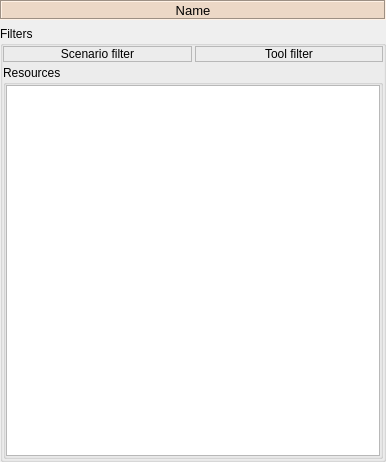
This is spinetoolbox/ui/link_properties.ui in spine-tools/Spine-Toolbox as Qt 5 draws it before an edit. The edited form follows.
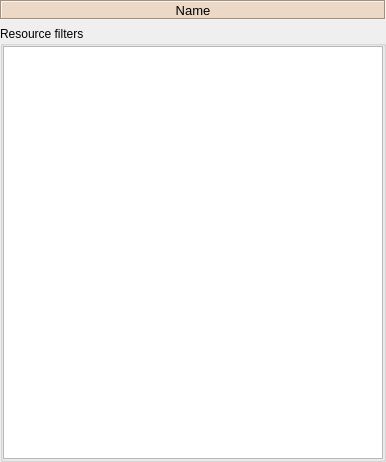
This is the edited form. Custom widgets are drawn as their Qt base class.

Commit message: Add "select all" checkbox to link filters and simplify UI

The edit to the form file:
```diff
--- a/spinetoolbox/ui/link_properties.ui
+++ b/spinetoolbox/ui/link_properties.ui
@@ -38,6 +38,43 @@
    <property name="bottomMargin">
     <number>0</number>
    </property>
+   <item row="1" column="0">
+    <widget class="QGroupBox" name="groupBox_2">
+     <property name="title">
+      <string>Resource filters</string>
+     </property>
+     <layout class="QVBoxLayout" name="verticalLayout_5">
+      <property name="spacing">
+       <number>0</number>
+      </property>
+      <property name="leftMargin">
+       <number>0</number>
+      </property>
+      <property name="topMargin">
+       <number>0</number>
+      </property>
+      <property name="rightMargin">
+       <number>0</number>
+      </property>
+      <property name="bottomMargin">
+       <number>0</number>
+      </property>
+      <item>
+       <widget class="QTreeView" name="treeView_resources">
+        <property name="acceptDrops">
+         <bool>true</bool>
+        </property>
+        <property name="dragDropMode">
+         <enum>QAbstractItemView::DragDrop</enum>
+        </property>
+        <attribute name="headerVisible">
+         <bool>false</bool>
+        </attribute>
+       </widget>
+      </item>
+     </layout>
+    </widget>
+   </item>
    <item row="0" column="0">
     <widget class="QLabel" name="label_link_name">
      <property name="sizePolicy">
@@ -85,119 +122,8 @@
      </property>
     </widget>
    </item>
-   <item row="1" column="0">
-    <widget class="QGroupBox" name="groupBox">
-     <property name="title">
-      <string>Filters</string>
-     </property>
-     <layout class="QGridLayout" name="gridLayout_2">
-      <property name="leftMargin">
-       <number>0</number>
-      </property>
-      <property name="topMargin">
-       <number>0</number>
-      </property>
-      <property name="rightMargin">
-       <number>0</number>
-      </property>
-      <property name="bottomMargin">
-       <number>0</number>
-      </property>
-      <property name="spacing">
-       <number>3</number>
-      </property>
-      <item row="0" column="0">
-       <widget class="LinkFilterLabel" name="label_scenario_filter">
-        <property name="mouseTracking">
-         <bool>true</bool>
-        </property>
-        <property name="toolTip">
-         <string>&lt;html&gt;&lt;head/&gt;&lt;body&gt;&lt;p&gt;Drag and drop this label onto a resource below to create a resource scenario filter.&lt;/p&gt;&lt;/body&gt;&lt;/html&gt;</string>
-        </property>
-        <property name="frameShape">
-         <enum>QFrame::StyledPanel</enum>
-        </property>
-        <property name="text">
-         <string>Scenario filter</string>
-        </property>
-        <property name="alignment">
-         <set>Qt::AlignCenter</set>
-        </property>
-       </widget>
-      </item>
-      <item row="1" column="0" colspan="2">
-       <widget class="QGroupBox" name="groupBox_2">
-        <property name="title">
-         <string>Resources</string>
-        </property>
-        <layout class="QVBoxLayout" name="verticalLayout_5">
-         <property name="spacing">
-          <number>0</number>
-         </property>
-         <property name="leftMargin">
-          <number>0</number>
-         </property>
-         <property name="topMargin">
-          <number>0</number>
-         </property>
-         <property name="rightMargin">
-          <number>0</number>
-         </property>
-         <property name="bottomMargin">
-          <number>0</number>
-         </property>
-         <item>
-          <widget class="DragTreeView" name="treeView_resources">
-           <property name="acceptDrops">
-            <bool>true</bool>
-           </property>
-           <property name="dragDropMode">
-            <enum>QAbstractItemView::DragDrop</enum>
-           </property>
-           <attribute name="headerVisible">
-            <bool>false</bool>
-           </attribute>
-          </widget>
-         </item>
-        </layout>
-       </widget>
-      </item>
-      <item row="0" column="1">
-       <widget class="LinkFilterLabel" name="label_tool_filter">
-        <property name="mouseTracking">
-         <bool>true</bool>
-        </property>
-        <property name="toolTip">
-         <string>&lt;html&gt;&lt;head/&gt;&lt;body&gt;&lt;p&gt;Drag and drop this label onto a resource below to create a resource tool filter.&lt;/p&gt;&lt;/body&gt;&lt;/html&gt;</string>
-        </property>
-        <property name="frameShape">
-         <enum>QFrame::StyledPanel</enum>
-        </property>
-        <property name="text">
-         <string>Tool filter</string>
-        </property>
-        <property name="alignment">
-         <set>Qt::AlignCenter</set>
-        </property>
-       </widget>
-      </item>
-     </layout>
-    </widget>
-   </item>
   </layout>
  </widget>
- <customwidgets>
-  <customwidget>
-   <class>LinkFilterLabel</class>
-   <extends>QLabel</extends>
-   <header>spinetoolbox/widgets/custom_qwidgets.h</header>
-  </customwidget>
-  <customwidget>
-   <class>DragTreeView</class>
-   <extends>QTreeView</extends>
-   <header>spinetoolbox/widgets/custom_qtreeview.h</header>
-  </customwidget>
- </customwidgets>
  <resources>
   <include location="../../../items/spine_items/ui/resources/resources_icons.qrc"/>
  </resources>
```
The commit also changes 8 other files.
